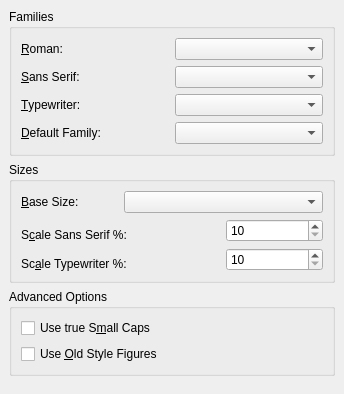
First picture: the form in src/frontends/qt4/ui/FontUi.ui, repository cburschka/lyx, before the edit.
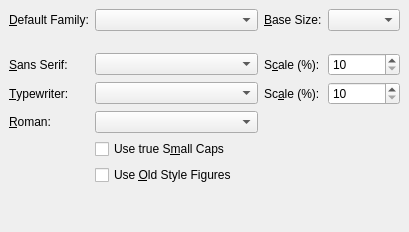
Second picture: the form after the edit.

Commit message: * clean layout of font panel in document dialog

Diff of the .ui file:
```diff
--- a/src/frontends/qt4/ui/FontUi.ui
+++ b/src/frontends/qt4/ui/FontUi.ui
@@ -8,8 +8,8 @@
    <rect>
     <x>0</x>
     <y>0</y>
-    <width>344</width>
-    <height>394</height>
+    <width>409</width>
+    <height>232</height>
    </rect>
   </property>
   <property name="windowTitle" >
@@ -22,189 +22,79 @@
    <property name="spacing" >
     <number>6</number>
    </property>
-   <item row="3" column="0" >
-    <spacer>
-     <property name="orientation" >
-      <enum>Qt::Vertical</enum>
-     </property>
-     <property name="sizeType" >
-      <enum>QSizePolicy::Expanding</enum>
-     </property>
-     <property name="sizeHint" >
-      <size>
-       <width>326</width>
-       <height>16</height>
-      </size>
-     </property>
-    </spacer>
+   <item row="0" column="1" >
+    <widget class="QComboBox" name="fontsDefaultCO" />
    </item>
-   <item row="2" column="0" >
-    <widget class="QGroupBox" name="fontAdvancedGB" >
-     <property name="title" >
-      <string>Advanced Options</string>
-     </property>
-     <layout class="QGridLayout" >
-      <property name="margin" >
-       <number>9</number>
-      </property>
-      <property name="spacing" >
-       <number>6</number>
-      </property>
-      <item row="0" column="0" >
-       <widget class="QCheckBox" name="fontScCB" >
-        <property name="text" >
-         <string>Use true S&amp;mall Caps</string>
-        </property>
-       </widget>
-      </item>
-      <item row="1" column="0" >
-       <widget class="QCheckBox" name="fontOsfCB" >
-        <property name="text" >
-         <string>Use &amp;Old Style Figures</string>
-        </property>
-       </widget>
-      </item>
-     </layout>
-    </widget>
-   </item>
-   <item row="1" column="0" >
-    <widget class="QGroupBox" name="fontSizesGB" >
-     <property name="title" >
-      <string>Sizes</string>
-     </property>
-     <layout class="QGridLayout" >
-      <property name="margin" >
-       <number>9</number>
-      </property>
-      <property name="spacing" >
-       <number>6</number>
-      </property>
-      <item row="0" column="1" colspan="2" >
-       <widget class="QComboBox" name="fontsizeCO" >
-        <property name="sizePolicy" >
-         <sizepolicy>
-          <hsizetype>5</hsizetype>
-          <vsizetype>0</vsizetype>
-          <horstretch>0</horstretch>
-          <verstretch>0</verstretch>
-         </sizepolicy>
-        </property>
-       </widget>
-      </item>
-      <item row="0" column="0" >
-       <widget class="QLabel" name="TextLabel2_2" >
-        <property name="text" >
-         <string>&amp;Base Size:</string>
-        </property>
-        <property name="buddy" >
-         <cstring>fontsizeCO</cstring>
-        </property>
-       </widget>
-      </item>
-      <item row="3" column="0" colspan="2" >
+   <item row="4" column="1" >
+    <widget class="QComboBox" name="fontsRomanCO" />
+   </item>
+   <item row="2" column="1" >
+    <widget class="QComboBox" name="fontsSansCO" />
+   </item>
+   <item row="3" column="2" >
        <widget class="QLabel" name="scaleTypewriterLA" >
         <property name="text" >
-         <string>Sc&amp;ale Typewriter %:</string>
+      <string>Sc&amp;ale (%):</string>
         </property>
         <property name="buddy" >
          <cstring>scaleTypewriterSB</cstring>
         </property>
        </widget>
       </item>
-      <item rowspan="2" row="2" column="2" >
-       <widget class="QSpinBox" name="scaleTypewriterSB" >
-        <property name="maximum" >
-         <number>200</number>
-        </property>
-        <property name="minimum" >
-         <number>10</number>
-        </property>
-       </widget>
-      </item>
-      <item row="1" column="2" >
-       <widget class="QSpinBox" name="scaleSansSB" >
-        <property name="maximum" >
-         <number>200</number>
-        </property>
-        <property name="minimum" >
-         <number>10</number>
-        </property>
-       </widget>
-      </item>
-      <item rowspan="2" row="1" column="0" colspan="2" >
+   <item row="2" column="2" >
        <widget class="QLabel" name="scaleSansLA" >
         <property name="text" >
-         <string>S&amp;cale Sans Serif %:</string>
+      <string>S&amp;cale (%):</string>
         </property>
         <property name="buddy" >
          <cstring>scaleSansSB</cstring>
         </property>
        </widget>
       </item>
-     </layout>
-    </widget>
-   </item>
-   <item row="0" column="0" >
-    <widget class="QGroupBox" name="fontsGB" >
-     <property name="title" >
-      <string>Families</string>
+   <item row="0" column="2" >
+    <widget class="QLabel" name="TextLabel2_2" >
+     <property name="text" >
+      <string>&amp;Base Size:</string>
      </property>
-     <layout class="QGridLayout" >
-      <property name="margin" >
-       <number>9</number>
-      </property>
-      <property name="spacing" >
-       <number>6</number>
-      </property>
-      <item row="0" column="1" >
-       <widget class="QComboBox" name="fontsRomanCO" >
-        <property name="sizePolicy" >
-         <sizepolicy>
-          <hsizetype>5</hsizetype>
-          <vsizetype>0</vsizetype>
-          <horstretch>0</horstretch>
-          <verstretch>0</verstretch>
-         </sizepolicy>
-        </property>
-       </widget>
-      </item>
-      <item row="1" column="1" >
-       <widget class="QComboBox" name="fontsSansCO" >
-        <property name="sizePolicy" >
-         <sizepolicy>
-          <hsizetype>5</hsizetype>
-          <vsizetype>0</vsizetype>
-          <horstretch>0</horstretch>
-          <verstretch>0</verstretch>
-         </sizepolicy>
-        </property>
-       </widget>
-      </item>
-      <item row="3" column="1" >
-       <widget class="QComboBox" name="fontsDefaultCO" >
-        <property name="sizePolicy" >
-         <sizepolicy>
-          <hsizetype>5</hsizetype>
-          <vsizetype>0</vsizetype>
-          <horstretch>0</horstretch>
-          <verstretch>0</verstretch>
-         </sizepolicy>
+     <property name="buddy" >
+      <cstring>fontsizeCO</cstring>
+     </property>
+    </widget>
+   </item>
+   <item row="2" column="3" >
+    <widget class="QSpinBox" name="scaleSansSB" >
+     <property name="maximum" >
+      <number>200</number>
+     </property>
+     <property name="minimum" >
+      <number>10</number>
         </property>
        </widget>
       </item>
-      <item row="2" column="1" >
-       <widget class="QComboBox" name="fontsTypewriterCO" >
-        <property name="sizePolicy" >
-         <sizepolicy>
-          <hsizetype>5</hsizetype>
-          <vsizetype>0</vsizetype>
-          <horstretch>0</horstretch>
-          <verstretch>0</verstretch>
-         </sizepolicy>
+   <item row="0" column="3" >
+    <widget class="QComboBox" name="fontsizeCO" />
+   </item>
+   <item row="2" column="0" >
+    <widget class="QLabel" name="fontsSansLA" >
+     <property name="text" >
+      <string>&amp;Sans Serif:</string>
+     </property>
+     <property name="buddy" >
+      <cstring>fontsSansCO</cstring>
         </property>
        </widget>
       </item>
       <item row="3" column="0" >
+    <widget class="QLabel" name="fontsTypewriterLA" >
+     <property name="text" >
+      <string>&amp;Typewriter:</string>
+     </property>
+     <property name="buddy" >
+      <cstring>fontsTypewriterCO</cstring>
+     </property>
+    </widget>
+   </item>
+   <item row="0" column="0" >
        <widget class="QLabel" name="fontsDefaultLA" >
         <property name="text" >
          <string>&amp;Default Family:</string>
@@ -214,27 +104,7 @@
         </property>
        </widget>
       </item>
-      <item row="2" column="0" >
-       <widget class="QLabel" name="fontsTypewriterLA" >
-        <property name="text" >
-         <string>&amp;Typewriter:</string>
-        </property>
-        <property name="buddy" >
-         <cstring>fontsRomanCO</cstring>
-        </property>
-       </widget>
-      </item>
-      <item row="1" column="0" >
-       <widget class="QLabel" name="fontsSansLA" >
-        <property name="text" >
-         <string>&amp;Sans Serif:</string>
-        </property>
-        <property name="buddy" >
-         <cstring>fontsRomanCO</cstring>
-        </property>
-       </widget>
-      </item>
-      <item row="0" column="0" >
+   <item row="4" column="0" >
        <widget class="QLabel" name="fontsRomanLA" >
         <property name="text" >
          <string>&amp;Roman:</string>
@@ -244,9 +114,62 @@
         </property>
        </widget>
       </item>
-     </layout>
+   <item row="5" column="1" >
+    <widget class="QCheckBox" name="fontScCB" >
+     <property name="text" >
+      <string>Use true S&amp;mall Caps</string>
+     </property>
     </widget>
    </item>
+   <item row="6" column="1" >
+    <widget class="QCheckBox" name="fontOsfCB" >
+     <property name="text" >
+      <string>Use &amp;Old Style Figures</string>
+     </property>
+    </widget>
+   </item>
+   <item row="3" column="3" >
+    <widget class="QSpinBox" name="scaleTypewriterSB" >
+     <property name="maximum" >
+      <number>200</number>
+     </property>
+     <property name="minimum" >
+      <number>10</number>
+     </property>
+    </widget>
+   </item>
+   <item row="3" column="1" >
+    <widget class="QComboBox" name="fontsTypewriterCO" />
+   </item>
+   <item row="1" column="1" >
+    <spacer>
+     <property name="orientation" >
+      <enum>Qt::Horizontal</enum>
+     </property>
+     <property name="sizeHint" >
+      <size>
+       <width>182</width>
+       <height>16</height>
+      </size>
+     </property>
+    </spacer>
+   </item>
+   <item row="7" column="0" colspan="4" >
+    <spacer>
+     <property name="orientation" >
+      <enum>Qt::Vertical</enum>
+     </property>
+     <property name="sizeType" >
+      <enum>QSizePolicy::Expanding</enum>
+     </property>
+     <property name="sizeHint" >
+      <size>
+       <width>391</width>
+       <height>21</height>
+      </size>
+     </property>
+    </spacer>
+   </item>
   </layout>
  </widget>
  <layoutdefault spacing="6" margin="11" />
```
Left out of the diff: 15 changed lines with no effect on the pictures. Lines whose indentation alone changed are shown as unchanged. The commit also changes 1 other file.
